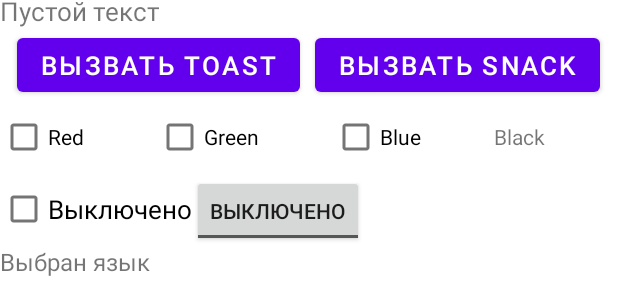
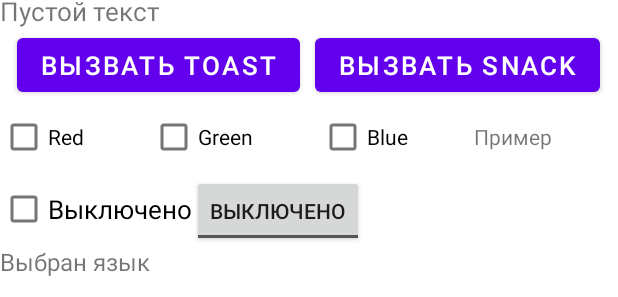
Before and after one commit to Papagrand/Homework5, an Android app: the layout activity_main.xml on its own in the app's theme, with its tools: preview values and no code run, on a phone screen of 412 x 824 dp. Shown: the part 204-501 px from the top of the screen. Run offline under Robolectric (Android 15) with nearby library versions, the phone set to English and light mode, and no system bars.

```diff
--- a/app/src/main/res/layout/activity_main.xml
+++ b/app/src/main/res/layout/activity_main.xml
@@ -136,7 +136,7 @@
         >
 
         <CheckBox
-            android:id="@+id/checkBox"
+            android:id="@+id/checkBox_Red"
             android:layout_width="wrap_content"
             android:layout_height="wrap_content"
             android:layout_weight="1"
@@ -144,14 +144,14 @@
             />
 
         <CheckBox
-            android:id="@+id/checkBox2"
+            android:id="@+id/checkBox_Green"
             android:layout_width="wrap_content"
             android:layout_height="wrap_content"
             android:layout_weight="1"
             android:text="Green" />
 
         <CheckBox
-            android:id="@+id/checkBox3"
+            android:id="@+id/checkBox_Blue"
             android:layout_width="wrap_content"
             android:layout_height="wrap_content"
             android:layout_weight="1"
@@ -162,7 +162,7 @@
             android:layout_width="wrap_content"
             android:layout_height="wrap_content"
             android:layout_weight="1"
-            android:text="Black"
+            android:text="Пример"
             />
     </LinearLayout>
 
--- a/build.gradle
+++ b/build.gradle
@@ -1,5 +1,5 @@
 // Top-level build file where you can add configuration options common to all sub-projects/modules.
 plugins {
-    id 'com.android.application' version '7.4.2' apply false
-    id 'com.android.library' version '7.4.2' apply false
+    id 'com.android.application' version '7.3.0' apply false
+    id 'com.android.library' version '7.3.0' apply false
 }
```
Also changed, not shown: app/src/main/java/com/example/homework5/MainActivity.java (+48 -0 lines).
